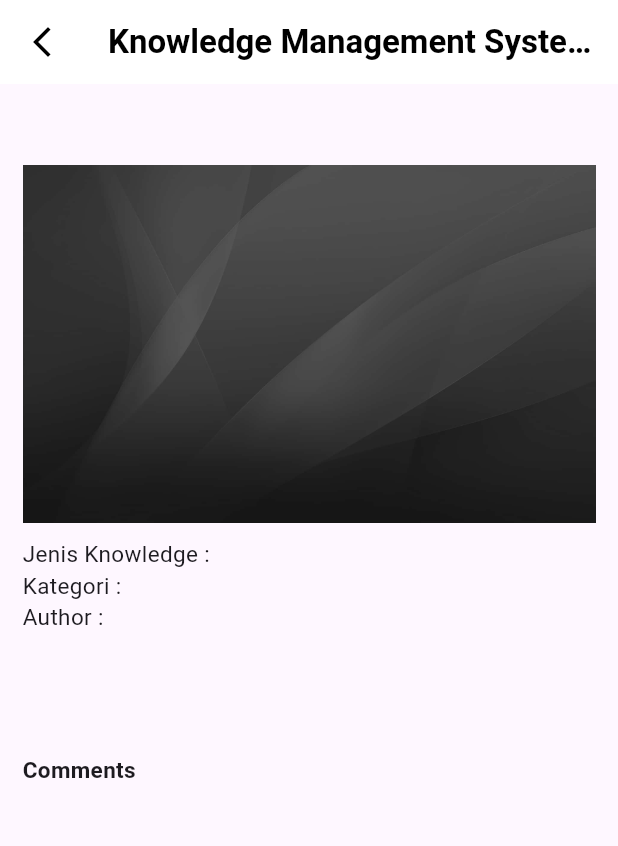
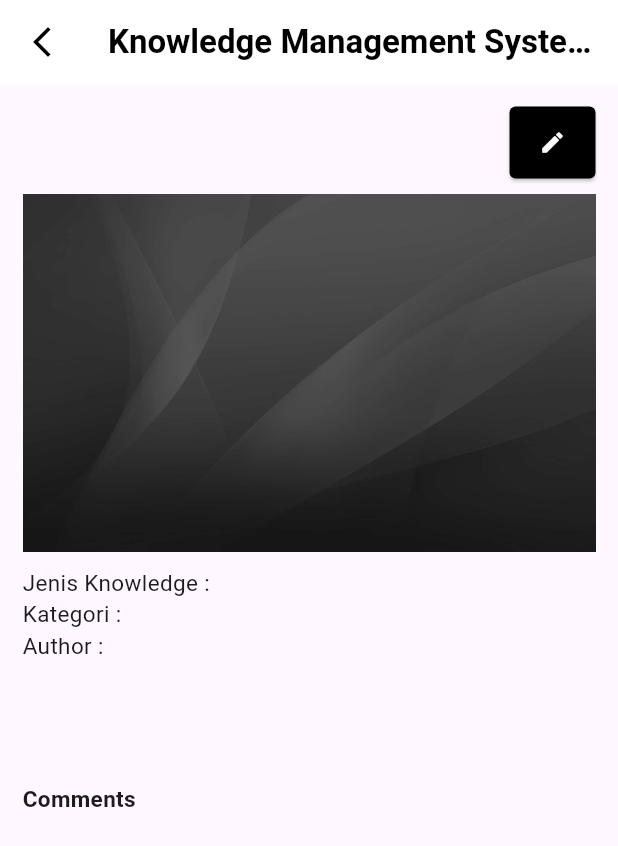
Before and after one commit to AlvinIndrawan/my_kms_repo, a Flutter app: the DetailKnowledge screen opened directly with empty values, on a phone screen of 412 x 824 dp. Shown: the top 846 px of the screen. Run offline on Flutter 3.47's test engine with Material 3 defaults, Android fonts, the phone set to English and light mode, and no system bars; our stand-ins replace cloud_firestore, file_picker, firebase_auth, firebase_core, firebase_storage, image_picker and 1 more; missing offline and left inert: flutter_downloader; accounts and stored records are empty.

Commit message:
add button edit in detail knowledge

```diff
--- a/lib/pages/home/detail-knowledge.dart
+++ b/lib/pages/home/detail-knowledge.dart
@@ -115,7 +115,62 @@ class _DetailKnowledgeState extends State<DetailKnowledge> {
       body: ListView(
         padding: EdgeInsets.all(15),
         children: [
-          Text(
+          (user != null)
+              ? (widget.email_author == user['email'])
+                  ? Row(
+                      children: [
+                        Container(
+                          width: (MediaQuery.of(context).size.width - 30) * 0.8,
+                          child: Text(
+                            widget.title,
+                            style: TextStyle(
+                              fontSize: 20,
+                              fontWeight: FontWeight.bold,
+                            ),
+                          ),
+                        ),
+                        Spacer(),
+                        Container(
+                          width:
+                              (MediaQuery.of(context).size.width - 30) * 0.15,
+                          child: ElevatedButton(
+                              onPressed: () async {},
+                              child: Icon(
+                                Icons.edit,
+                                color: Colors.white,
+                              ),
+                              style: ButtonStyle(
+                                padding: MaterialStateProperty.all<
+                                    EdgeInsetsGeometry>(
+                                  EdgeInsets.symmetric(
+                                      vertical: 15), // Set the padding here
+                                ),
+                                backgroundColor:
+                                    MaterialStateProperty.resolveWith<Color>(
+                                  (Set<MaterialState> states) {
+                                    return Colors
+                                        .black; // Default background color
+                                  },
+                                ),
+                                shape: MaterialStateProperty.all<
+                                    RoundedRectangleBorder>(
+                                  RoundedRectangleBorder(
+                                    borderRadius: BorderRadius.circular(
+                                        4), // Set the radius here
+                                  ),
+                                ),
+                              )),
+                        )
+                      ],
+                    )
+                  : Text(
+                      widget.title,
+                      style: TextStyle(
+                        fontSize: 20,
+                        fontWeight: FontWeight.bold,
+                      ),
+                    )
+              : Text(
                   widget.title,
                   style: TextStyle(
                     fontSize: 20,
```
Lines whose indentation alone changed are shown as unchanged.
